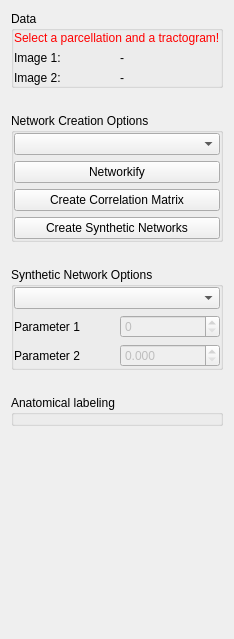
MITK/MITK, file Plugins/org.mitk.gui.qt.diffusionimaging.connectomics/src/internal/QmitkConnectomicsDataViewControls.ui: the form before one commit.
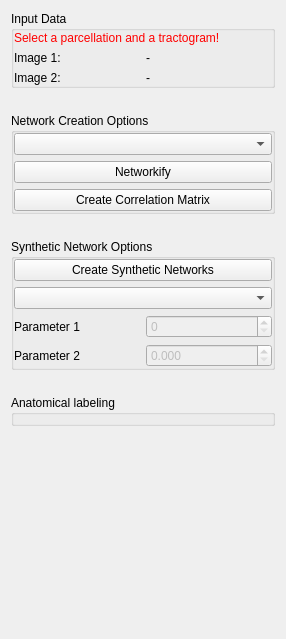
The form after the commit. Custom widgets are drawn as their Qt base class.

```diff
--- a/Plugins/org.mitk.gui.qt.diffusionimaging.connectomics/src/internal/QmitkConnectomicsDataViewControls.ui
+++ b/Plugins/org.mitk.gui.qt.diffusionimaging.connectomics/src/internal/QmitkConnectomicsDataViewControls.ui
@@ -6,7 +6,7 @@
    <rect>
     <x>0</x>
     <y>0</y>
-    <width>231</width>
+    <width>286</width>
     <height>639</height>
    </rect>
   </property>
@@ -26,7 +26,7 @@
    <item row="0" column="0">
     <widget class="QGroupBox" name="inputDataGroupBox">
      <property name="title">
-      <string>Data</string>
+      <string>Input Data</string>
      </property>
      <layout class="QGridLayout" name="gridLayout_4">
       <property name="leftMargin">
@@ -128,13 +128,6 @@
       <item row="0" column="0">
        <widget class="QComboBox" name="mappingStrategyComboBox"/>
       </item>
-      <item row="3" column="0">
-       <widget class="QPushButton" name="syntheticNetworkCreationPushButton">
-        <property name="text">
-         <string>Create Synthetic Networks</string>
-        </property>
-       </widget>
-      </item>
      </layout>
     </widget>
    </item>
@@ -159,31 +152,10 @@
       <property name="bottomMargin">
        <number>0</number>
       </property>
-      <item row="0" column="0">
+      <item row="1" column="0">
        <widget class="QComboBox" name="syntheticNetworkComboBox"/>
       </item>
-      <item row="1" column="0">
-       <layout class="QHBoxLayout" name="horizontalLayout">
-        <item>
-         <widget class="QLabel" name="parameterOneLabel">
-          <property name="text">
-           <string>Parameter 1</string>
-          </property>
-         </widget>
-        </item>
-        <item>
-         <widget class="QSpinBox" name="parameterOneSpinBox">
-          <property name="enabled">
-           <bool>false</bool>
-          </property>
-          <property name="maximum">
-           <number>9999</number>
-          </property>
-         </widget>
-        </item>
-       </layout>
-      </item>
-      <item row="2" column="0">
+      <item row="3" column="0">
        <layout class="QHBoxLayout" name="horizontalLayout_2">
         <item>
          <widget class="QLabel" name="parameterTwoLabel">
@@ -207,6 +179,34 @@
         </item>
        </layout>
       </item>
+      <item row="2" column="0">
+       <layout class="QHBoxLayout" name="horizontalLayout">
+        <item>
+         <widget class="QLabel" name="parameterOneLabel">
+          <property name="text">
+           <string>Parameter 1</string>
+          </property>
+         </widget>
+        </item>
+        <item>
+         <widget class="QSpinBox" name="parameterOneSpinBox">
+          <property name="enabled">
+           <bool>false</bool>
+          </property>
+          <property name="maximum">
+           <number>9999</number>
+          </property>
+         </widget>
+        </item>
+       </layout>
+      </item>
+      <item row="0" column="0">
+       <widget class="QPushButton" name="syntheticNetworkCreationPushButton">
+        <property name="text">
+         <string>Create Synthetic Networks</string>
+        </property>
+       </widget>
+      </item>
      </layout>
     </widget>
    </item>
```
